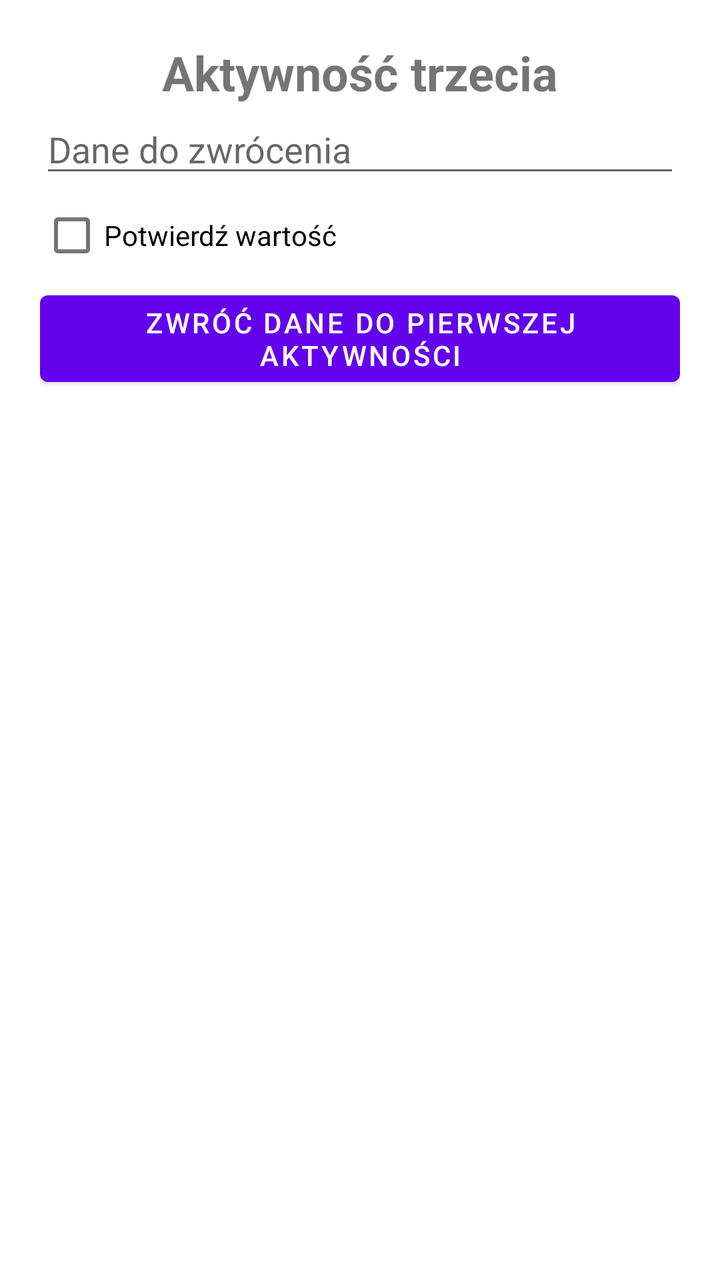
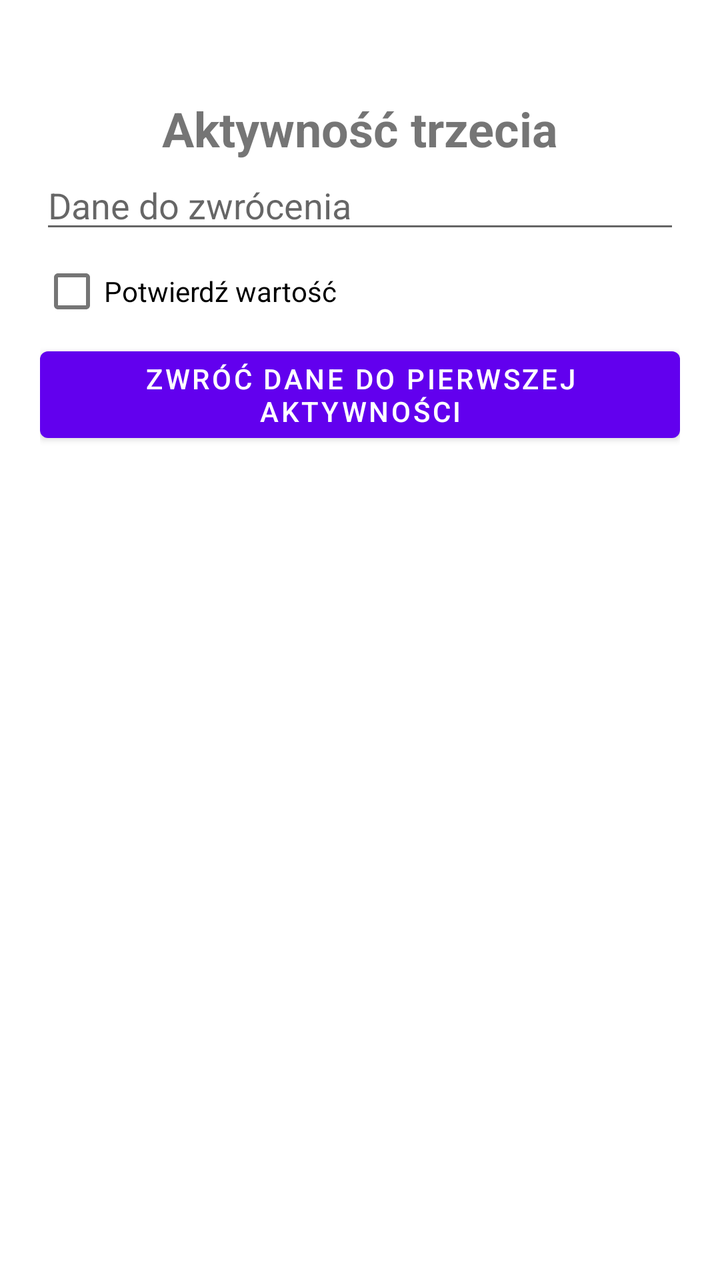

Compare the two renders of this Android layout. The source of the first and the diff that turns it into the second are given below.
<!-- AndroidManifest.xml: application theme Theme.Am4 -->
<!-- res/layout/activity_third.xml -->
<?xml version="1.0" encoding="utf-8"?>
<LinearLayout xmlns:android="http://schemas.android.com/apk/res/android"
    android:layout_width="match_parent"
    android:layout_height="match_parent"
    android:orientation="vertical"
    android:padding="20dp">

    <TextView
        android:layout_width="match_parent"
        android:layout_height="wrap_content"
        android:text="Aktywność trzecia"
        android:textSize="24sp"
        android:textStyle="bold"
        android:gravity="center" />

    <EditText
        android:id="@+id/textInput"
        android:layout_width="match_parent"
        android:layout_height="wrap_content"
        android:hint="Dane do zwrócenia"
        android:inputType="text" />

    <CheckBox
        android:id="@+id/valueCheckBox"
        android:layout_width="wrap_content"
        android:layout_height="wrap_content"
        android:text="Potwierdź wartość" />

    <Button
        android:id="@+id/returnButton"
        android:layout_width="match_parent"
        android:layout_height="wrap_content"
        android:text="Zwróć dane do pierwszej aktywności" />
</LinearLayout>
<!-- resources referenced by this layout -->
<resources>
  <style name="Theme.Am4" parent="Theme.MaterialComponents.DayNight.DarkActionBar">
          
          <item name="colorPrimary">@color/purple_500</item>
          <item name="colorPrimaryVariant">@color/purple_700</item>
          <item name="colorOnPrimary">@color/white</item>
          
          <item name="colorSecondary">@color/teal_200</item>
          <item name="colorSecondaryVariant">@color/teal_700</item>
          <item name="colorOnSecondary">@color/black</item>
          
          <item name="android:statusBarColor">?attr/colorPrimaryVariant</item>
          
      </style>
  <color name="purple_500">#FF6200EE</color>
  <color name="purple_700">#FF3700B3</color>
  <color name="white">#FFFFFFFF</color>
  <color name="teal_200">#FF03DAC5</color>
  <color name="teal_700">#FF018786</color>
  <color name="black">#FF000000</color>
</resources>

<!-- the commit's change to res/layout/activity_third.xml (unified diff, before → after) -->
@@ -11,6 +11,7 @@
         android:text="Aktywność trzecia"
         android:textSize="24sp"
         android:textStyle="bold"
+        android:layout_marginTop="28dp"
         android:gravity="center" />
 
     <EditText
